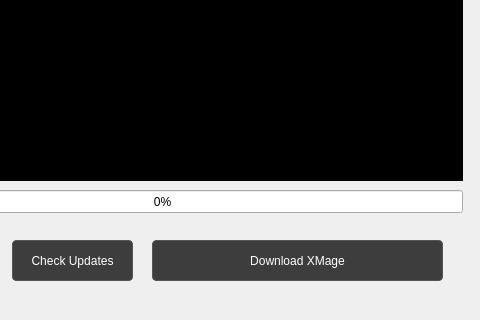
Before: the Qt Designer form forms/mainwindow.ui in t-my/xmage-launcher-qt, drawn with Qt 5; both pictures show x 518 to 998 and y 330 to 650 of the 998 by 650 pixel window.
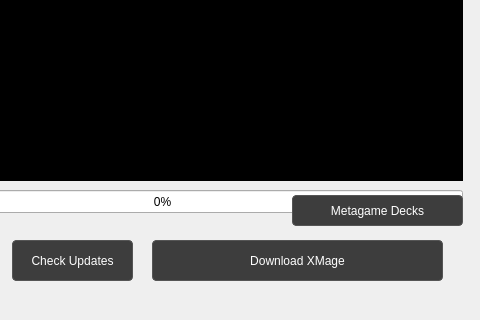
After: the same form once the commit is applied. Icons and pictures are not drawn.

Commit message: Add metagame decks

```diff
--- a/forms/mainwindow.ui
+++ b/forms/mainwindow.ui
@@ -177,6 +177,25 @@
      <string>Settings</string>
     </property>
    </widget>
+   <widget class="QPushButton" name="decksButton">
+    <property name="geometry">
+     <rect>
+      <x>810</x>
+      <y>525</y>
+      <width>171</width>
+      <height>31</height>
+     </rect>
+    </property>
+    <property name="styleSheet">
+     <string notr="true">QPushButton { background-color: #3d3d3d; color: white; border: 1px solid #555; border-radius: 4px; }
+QPushButton:hover { background-color: #4d4d4d; }
+QPushButton:pressed { background-color: #2d2d2d; }
+QPushButton:disabled { background-color: #2a2a2a; color: #666; }</string>
+    </property>
+    <property name="text">
+     <string>Metagame Decks</string>
+    </property>
+   </widget>
   </widget>
  </widget>
  <resources>
```
The commit also changes 4 other files.
